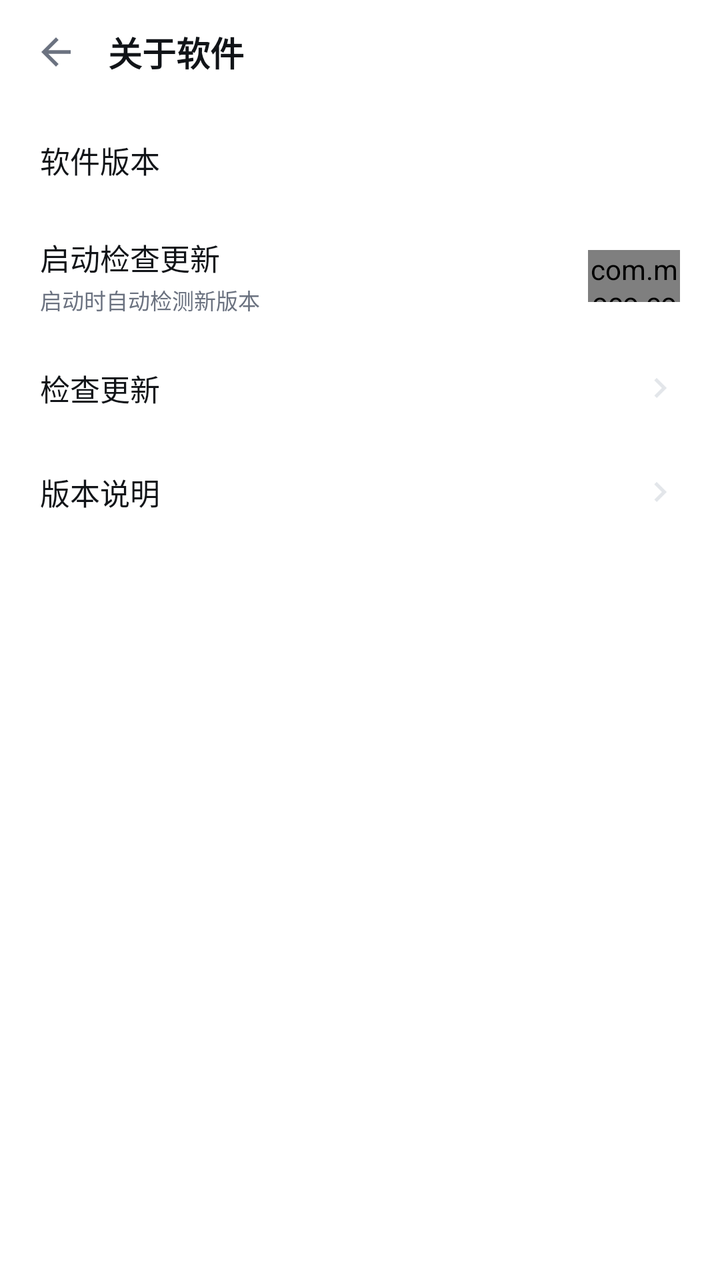
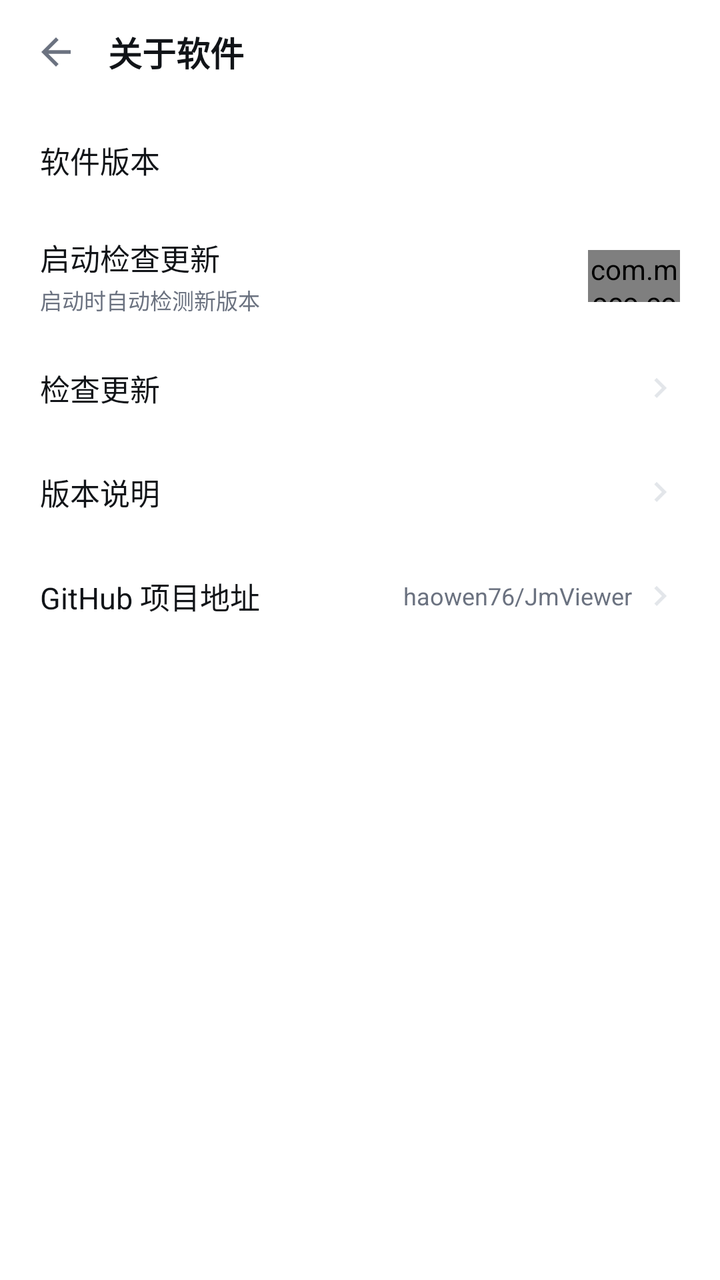

Two renders of the same Android screen: before a commit and after it. Below are the layout's source before the change and the commit's diff.
<!-- AndroidManifest.xml: application theme Theme.ComicSearch -->
<!-- res/layout/activity_about.xml -->
<?xml version="1.0" encoding="utf-8"?>
<LinearLayout xmlns:android="http://schemas.android.com/apk/res/android"
    android:id="@+id/root"
    android:layout_width="match_parent"
    android:layout_height="match_parent"
    android:orientation="vertical"
    android:background="@color/bg">

    <LinearLayout
        android:id="@+id/header"
        android:layout_width="match_parent"
        android:layout_height="wrap_content"
        android:minHeight="52dp"
        android:orientation="horizontal"
        android:gravity="center_vertical"
        android:paddingStart="6dp"
        android:paddingEnd="16dp"
        android:background="@color/surface">

        <ImageView
            android:id="@+id/btnBack"
            android:layout_width="44dp"
            android:layout_height="44dp"
            android:padding="11dp"
            android:src="@drawable/ic_back"
            android:contentDescription="@string/nav_back"
            android:clickable="true"
            android:focusable="true"
            android:background="?attr/selectableItemBackgroundBorderless" />

        <TextView
            android:layout_width="0dp"
            android:layout_height="wrap_content"
            android:layout_weight="1"
            android:layout_marginStart="4dp"
            android:text="@string/about_app"
            android:textColor="@color/on_surface"
            android:textSize="17sp"
            android:textStyle="bold" />
    </LinearLayout>

    <ScrollView
        android:layout_width="match_parent"
        android:layout_height="0dp"
        android:layout_weight="1"
        android:scrollbars="none">

        <LinearLayout
            android:layout_width="match_parent"
            android:layout_height="wrap_content"
            android:orientation="vertical"
            android:paddingBottom="28dp">

            <LinearLayout
                android:layout_width="match_parent"
                android:layout_height="56dp"
                android:orientation="horizontal"
                android:gravity="center_vertical"
                android:paddingStart="20dp"
                android:paddingEnd="20dp">

                <TextView
                    android:layout_width="0dp"
                    android:layout_height="wrap_content"
                    android:layout_weight="1"
                    android:text="@string/about_version"
                    android:textColor="@color/on_surface"
                    android:textSize="15sp" />

                <TextView
                    android:id="@+id/versionValue"
                    android:layout_width="wrap_content"
                    android:layout_height="wrap_content"
                    android:textColor="@color/muted"
                    android:textSize="13sp" />

                <View
                    android:id="@+id/versionDot"
                    android:layout_width="8dp"
                    android:layout_height="8dp"
                    android:layout_marginStart="6dp"
                    android:background="@drawable/bg_dot_red"
                    android:visibility="gone" />
            </LinearLayout>

            <LinearLayout
                android:id="@+id/rowAutoCheck"
                android:layout_width="match_parent"
                android:layout_height="60dp"
                android:orientation="horizontal"
                android:gravity="center_vertical"
                android:paddingStart="20dp"
                android:paddingEnd="20dp"
                android:clickable="true"
                android:focusable="true"
                android:background="?attr/selectableItemBackground">

                <LinearLayout
                    android:layout_width="0dp"
                    android:layout_height="wrap_content"
                    android:layout_weight="1"
                    android:orientation="vertical">

                    <TextView
                        android:layout_width="wrap_content"
                        android:layout_height="wrap_content"
                        android:text="@string/auto_check_update"
                        android:textColor="@color/on_surface"
                        android:textSize="15sp" />

                    <TextView
                        android:layout_width="wrap_content"
                        android:layout_height="wrap_content"
                        android:layout_marginTop="2dp"
                        android:text="@string/auto_check_update_hint"
                        android:textColor="@color/muted"
                        android:textSize="11sp" />
                </LinearLayout>

                <com.moco.comicsearch.PillSwitch
                    android:id="@+id/swAutoCheck"
                    android:layout_width="46dp"
                    android:layout_height="26dp" />
            </LinearLayout>

            <LinearLayout
                android:id="@+id/rowCheckUpdate"
                android:layout_width="match_parent"
                android:layout_height="52dp"
                android:orientation="horizontal"
                android:gravity="center_vertical"
                android:paddingStart="20dp"
                android:paddingEnd="20dp"
                android:clickable="true"
                android:focusable="true"
                android:background="?attr/selectableItemBackground">

                <TextView
                    android:layout_width="0dp"
                    android:layout_height="wrap_content"
                    android:layout_weight="1"
                    android:text="@string/check_update"
                    android:textColor="@color/on_surface"
                    android:textSize="15sp" />

                <ImageView
                    android:layout_width="20dp"
                    android:layout_height="20dp"
                    android:src="@drawable/ic_chevron"
                    android:contentDescription="@null" />
            </LinearLayout>

            <LinearLayout
                android:id="@+id/rowReleaseNotes"
                android:layout_width="match_parent"
                android:layout_height="52dp"
                android:orientation="horizontal"
                android:gravity="center_vertical"
                android:paddingStart="20dp"
                android:paddingEnd="20dp"
                android:clickable="true"
                android:focusable="true"
                android:background="?attr/selectableItemBackground">

                <TextView
                    android:layout_width="0dp"
                    android:layout_height="wrap_content"
                    android:layout_weight="1"
                    android:text="@string/release_notes"
                    android:textColor="@color/on_surface"
                    android:textSize="15sp" />

                <ImageView
                    android:layout_width="20dp"
                    android:layout_height="20dp"
                    android:src="@drawable/ic_chevron"
                    android:contentDescription="@null" />
            </LinearLayout>
        </LinearLayout>
    </ScrollView>
</LinearLayout>
<!-- resources referenced by this layout -->
<resources>
  <color name="bg">#FFFFFF</color>
  <color name="muted">#6B7280</color>
  <color name="on_surface">#111418</color>
  <color name="surface">#FFFFFF</color>
  <!-- drawable bg_dot_red (drawable) -->
  <?xml version="1.0" encoding="utf-8"?>
  <shape xmlns:android="http://schemas.android.com/apk/res/android"
      android:shape="oval">
      <solid android:color="@color/danger" />
  </shape>
  <!-- drawable ic_back (drawable) -->
  <vector xmlns:android="http://schemas.android.com/apk/res/android"
      android:width="24dp"
      android:height="24dp"
      android:viewportWidth="24"
      android:viewportHeight="24"
      android:tint="@color/muted">
      <path
          android:fillColor="#FFFFFF"
          android:pathData="M20,11H7.83l5.59,-5.59L12,4l-8,8 8,8 1.41,-1.41L7.83,13H20v-2z" />
  </vector>
  <!-- drawable ic_chevron (drawable) -->
  <vector xmlns:android="http://schemas.android.com/apk/res/android"
      android:width="24dp" android:height="24dp"
      android:viewportWidth="24" android:viewportHeight="24" android:tint="@color/divider">
      <path android:fillColor="#FFFFFF"
          android:pathData="M10,6L8.59,7.41 13.17,12l-4.58,4.59L10,18l6,-6z" />
  </vector>
  <string name="about_app">关于软件</string>
  <string name="about_version">软件版本</string>
  <string name="auto_check_update">启动检查更新</string>
  <string name="auto_check_update_hint">启动时自动检测新版本</string>
  <string name="check_update">检查更新</string>
  <string name="nav_back">返回</string>
  <string name="release_notes">版本说明</string>
  <style name="Theme.ComicSearch" parent="Theme.ComicSearch.Base">
          <item name="android:windowLightStatusBar">true</item>
          <item name="android:windowLightNavigationBar" tools:targetApi="o_mr1">true</item>
      </style>
  <color name="danger">#D93025</color>
  <color name="divider">#E3E6EA</color>
  <color name="primary">#1668E3</color>
  <color name="primary_dim">#E7EFFC</color>
  <color name="surface2">#F2F4F7</color>
  <style name="ThemeOverlay.ComicSearch.Dialog" parent="ThemeOverlay.Material3.MaterialAlertDialog">
          <item name="colorSurface">@color/surface2</item>
          <item name="colorOnSurface">@color/on_surface</item>
          <item name="shapeAppearanceCornerExtraSmall">@style/ShapeAppearance.ComicSearch.None</item>
          <item name="shapeAppearanceCornerSmall">@style/ShapeAppearance.ComicSearch.None</item>
          <item name="shapeAppearanceCornerMedium">@style/ShapeAppearance.ComicSearch.None</item>
          <item name="shapeAppearanceCornerLarge">@style/ShapeAppearance.ComicSearch.None</item>
          <item name="shapeAppearanceCornerExtraLarge">@style/ShapeAppearance.ComicSearch.None</item>
      </style>
  <style name="ShapeAppearance.ComicSearch.None" parent="">
          <item name="cornerFamily">rounded</item>
          <item name="cornerSize">0dp</item>
      </style>
  <!-- unchanged entries left out for length: 1 -->
</resources>

<!-- the commit's change to res/layout/activity_about.xml (unified diff, before → after) -->
@@ -176,6 +176,41 @@
                     android:src="@drawable/ic_chevron"
                     android:contentDescription="@null" />
             </LinearLayout>
+
+            <LinearLayout
+                android:id="@+id/rowGithub"
+                android:layout_width="match_parent"
+                android:layout_height="52dp"
+                android:orientation="horizontal"
+                android:gravity="center_vertical"
+                android:paddingStart="20dp"
+                android:paddingEnd="20dp"
+                android:clickable="true"
+                android:focusable="true"
+                android:background="?attr/selectableItemBackground">
+
+                <TextView
+                    android:layout_width="0dp"
+                    android:layout_height="wrap_content"
+                    android:layout_weight="1"
+                    android:text="@string/github_repo"
+                    android:textColor="@color/on_surface"
+                    android:textSize="15sp" />
+
+                <TextView
+                    android:layout_width="wrap_content"
+                    android:layout_height="wrap_content"
+                    android:text="haowen76/JmViewer"
+                    android:textColor="@color/muted"
+                    android:textSize="12sp" />
+
+                <ImageView
+                    android:layout_width="20dp"
+                    android:layout_height="20dp"
+                    android:layout_marginStart="4dp"
+                    android:src="@drawable/ic_chevron"
+                    android:contentDescription="@null" />
+            </LinearLayout>
         </LinearLayout>
     </ScrollView>
 </LinearLayout>
<!-- resource entries referenced after the edit -->
@@ -33,6 +33,7 @@
   <string name="auto_check_update">启动检查更新</string>
   <string name="auto_check_update_hint">启动时自动检测新版本</string>
   <string name="check_update">检查更新</string>
+  <string name="github_repo">GitHub 项目地址</string>
   <string name="nav_back">返回</string>
   <string name="release_notes">版本说明</string>
   <style name="Theme.ComicSearch" parent="Theme.ComicSearch.Base">
